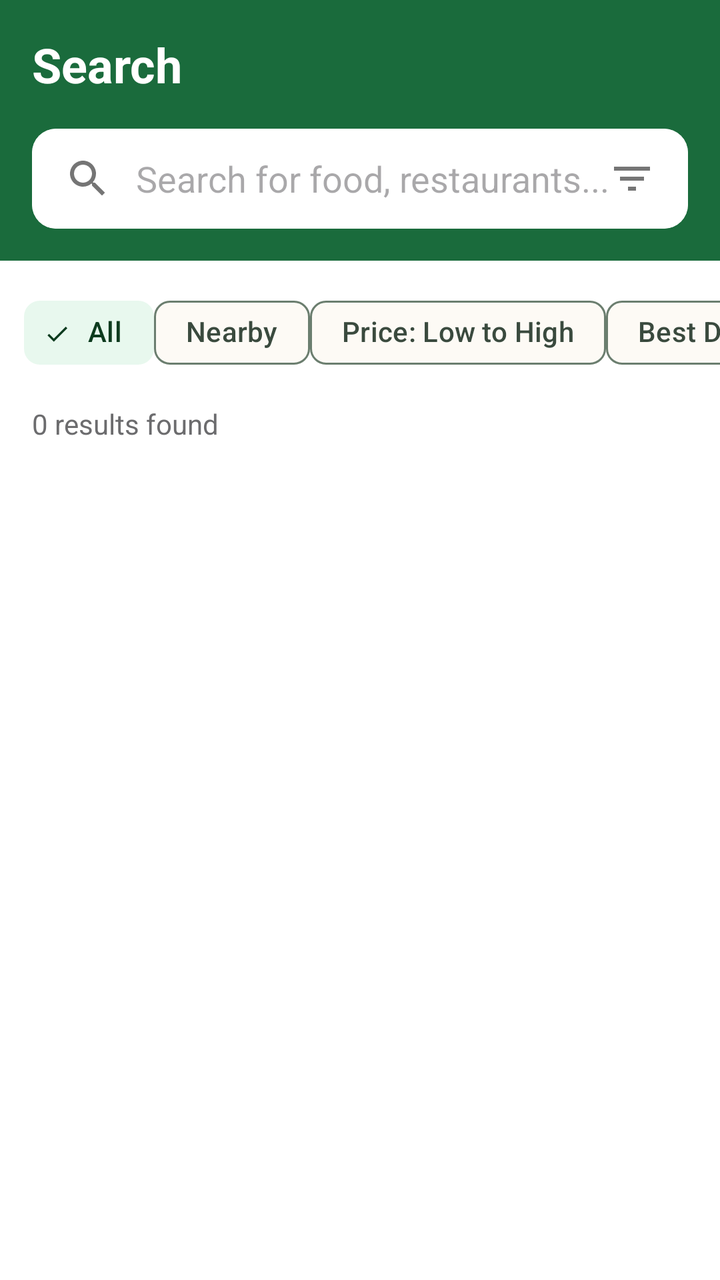
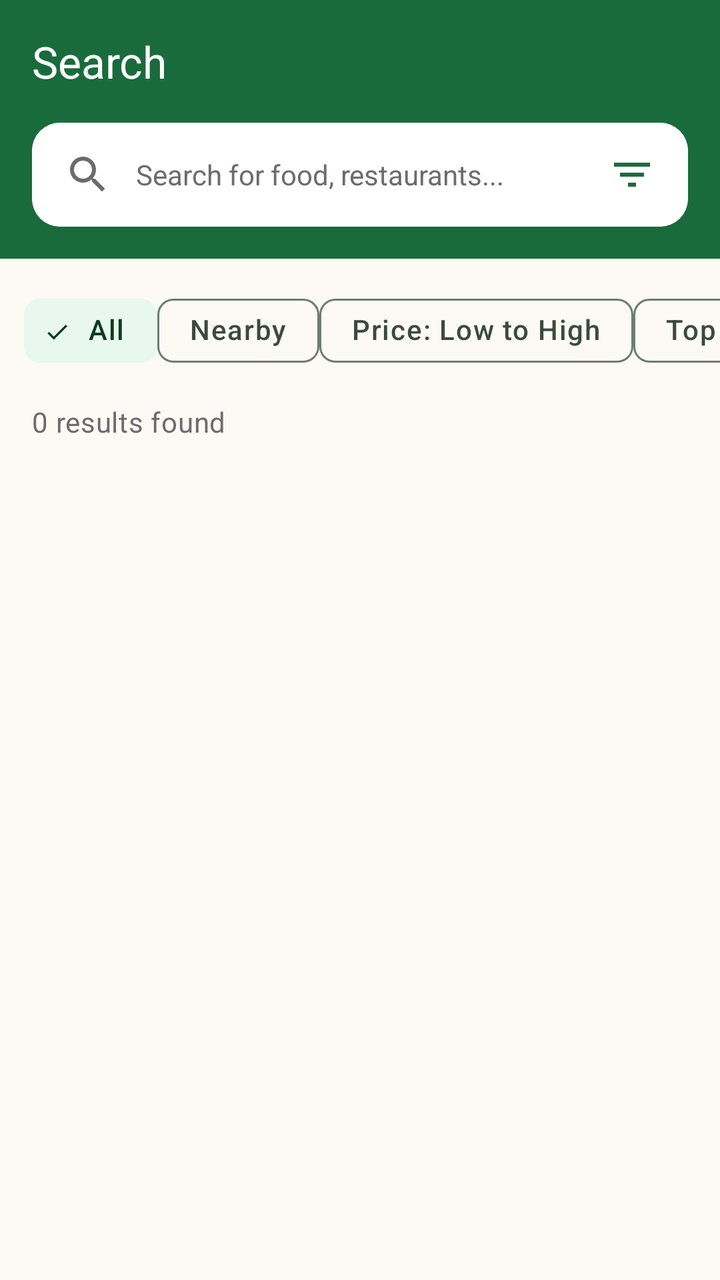

Compare the two renders of this Android layout. The source of the first and the diff that turns it into the second are given below.
<!-- AndroidManifest.xml: application theme Theme.REPLATE -->
<!-- res/layout/fragment_search.xml -->
<?xml version="1.0" encoding="utf-8"?>
<LinearLayout xmlns:android="http://schemas.android.com/apk/res/android"
    xmlns:app="http://schemas.android.com/apk/res-auto"
    android:layout_width="match_parent"
    android:layout_height="match_parent"
    android:background="@color/white"
    android:orientation="vertical">

    
    <LinearLayout
        android:layout_width="match_parent"
        android:layout_height="wrap_content"
        android:background="@color/primary"
        android:orientation="vertical"
        android:padding="16dp">

        <TextView
            android:layout_width="wrap_content"
            android:layout_height="wrap_content"
            android:text="Search"
            android:textColor="@color/white"
            android:textSize="24sp"
            android:textStyle="bold" />

        
        <androidx.cardview.widget.CardView
            android:layout_width="match_parent"
            android:layout_height="wrap_content"
            android:layout_marginTop="16dp"
            app:cardCornerRadius="12dp"
            app:cardElevation="0dp">

            <LinearLayout
                android:layout_width="match_parent"
                android:layout_height="50dp"
                android:background="@color/white"
                android:gravity="center_vertical"
                android:paddingHorizontal="16dp">

                <ImageView
                    android:layout_width="24dp"
                    android:layout_height="24dp"
                    android:src="@drawable/ic_search" />

                <EditText
                    android:id="@+id/etSearch"
                    android:layout_width="0dp"
                    android:layout_height="match_parent"
                    android:layout_weight="1"
                    android:layout_marginStart="12dp"
                    android:background="@android:color/transparent"
                    android:hint="Search for food, restaurants..."
                    android:inputType="text"
                    android:maxLines="1" />

                <ImageView
                    android:id="@+id/ivFilter"
                    android:layout_width="24dp"
                    android:layout_height="24dp"
                    android:src="@drawable/ic_filter" />

            </LinearLayout>

        </androidx.cardview.widget.CardView>

    </LinearLayout>

    
    <HorizontalScrollView
        android:layout_width="match_parent"
        android:layout_height="wrap_content"
        android:scrollbars="none"
        android:paddingVertical="12dp">

        <LinearLayout
            android:id="@+id/filterChipsLayout"
            android:layout_width="wrap_content"
            android:layout_height="wrap_content"
            android:orientation="horizontal"
            android:paddingHorizontal="12dp">

            <com.google.android.material.chip.Chip
                android:id="@+id/chipAll"
                android:layout_width="wrap_content"
                android:layout_height="wrap_content"
                android:text="All"
                android:checked="true"
                style="@style/Widget.Material3.Chip.Filter" />

            <com.google.android.material.chip.Chip
                android:id="@+id/chipNearby"
                android:layout_width="wrap_content"
                android:layout_height="wrap_content"
                android:text="Nearby"
                style="@style/Widget.Material3.Chip.Filter" />

            <com.google.android.material.chip.Chip
                android:id="@+id/chipPriceLow"
                android:layout_width="wrap_content"
                android:layout_height="wrap_content"
                android:text="Price: Low to High"
                style="@style/Widget.Material3.Chip.Filter" />

            <com.google.android.material.chip.Chip
                android:id="@+id/chipDiscount"
                android:layout_width="wrap_content"
                android:layout_height="wrap_content"
                android:text="Best Discount"
                style="@style/Widget.Material3.Chip.Filter" />

        </LinearLayout>

    </HorizontalScrollView>

    
    <TextView
        android:id="@+id/tvResultsCount"
        android:layout_width="wrap_content"
        android:layout_height="wrap_content"
        android:layout_marginHorizontal="16dp"
        android:layout_marginBottom="8dp"
        android:text="0 results found"
        android:textColor="@color/text_secondary"
        android:textSize="14sp" />

    
    <androidx.recyclerview.widget.RecyclerView
        android:id="@+id/rvSearchResults"
        android:layout_width="match_parent"
        android:layout_height="0dp"
        android:layout_weight="1"
        android:clipToPadding="false"
        android:padding="8dp" />

    
    <LinearLayout
        android:id="@+id/emptyState"
        android:layout_width="match_parent"
        android:layout_height="0dp"
        android:layout_weight="1"
        android:gravity="center"
        android:orientation="vertical"
        android:visibility="gone">

        <ImageView
            android:layout_width="120dp"
            android:layout_height="120dp"
            android:src="@drawable/ic_search_empty" />

        <TextView
            android:layout_width="wrap_content"
            android:layout_height="wrap_content"
            android:layout_marginTop="16dp"
            android:text="Start searching for food deals"
            android:textColor="@color/text_secondary"
            android:textSize="16sp" />

    </LinearLayout>

    
    <ProgressBar
        android:id="@+id/progressBar"
        android:layout_width="wrap_content"
        android:layout_height="wrap_content"
        android:layout_gravity="center"
        android:visibility="gone" />

</LinearLayout>
<!-- resources referenced by this layout -->
<resources>
  <style name="Theme.REPLATE" parent="Theme.Material3.Light.NoActionBar">
          
          <item name="colorPrimary">@color/md_theme_primary</item>
          <item name="colorOnPrimary">@color/md_theme_onPrimary</item>
          <item name="colorPrimaryContainer">@color/md_theme_primaryContainer</item>
          <item name="colorOnPrimaryContainer">@color/md_theme_onPrimaryContainer</item>
  
          
          <item name="colorSecondary">@color/md_theme_secondary</item>
          <item name="colorOnSecondary">@color/md_theme_onSecondary</item>
          <item name="colorSecondaryContainer">@color/md_theme_secondaryContainer</item>
          <item name="colorOnSecondaryContainer">@color/md_theme_onSecondaryContainer</item>
  
          
          <item name="colorTertiary">@color/md_theme_tertiary</item>
          <item name="colorOnTertiary">@color/md_theme_onTertiary</item>
          <item name="colorTertiaryContainer">@color/md_theme_tertiaryContainer</item>
          <item name="colorOnTertiaryContainer">@color/md_theme_onTertiaryContainer</item>
  
          
          <item name="colorError">@color/md_theme_error</item>
          <item name="colorOnError">@color/md_theme_onError</item>
          <item name="colorErrorContainer">@color/md_theme_errorContainer</item>
          <item name="colorOnErrorContainer">@color/md_theme_onErrorContainer</item>
  
          
          <item name="android:colorBackground">@color/md_theme_background</item>
          <item name="colorOnBackground">@color/md_theme_onBackground</item>
          <item name="colorSurface">@color/md_theme_surface</item>
          <item name="colorOnSurface">@color/md_theme_onSurface</item>
          <item name="colorSurfaceVariant">@color/md_theme_surfaceVariant</item>
          <item name="colorOnSurfaceVariant">@color/md_theme_onSurfaceVariant</item>
  
          
          <item name="colorOutline">@color/md_theme_outline</item>
          <item name="colorOutlineVariant">@color/md_theme_outlineVariant</item>
  
          
          <item name="colorSurfaceInverse">@color/md_theme_inverseSurface</item>
          <item name="colorOnSurfaceInverse">@color/md_theme_inverseOnSurface</item>
          <item name="colorPrimaryInverse">@color/md_theme_inversePrimary</item>
  
          
          <item name="colorSurfaceContainerLowest">@color/md_theme_surfaceContainerLowest</item>
          <item name="colorSurfaceContainerLow">@color/md_theme_surfaceContainerLow</item>
          <item name="colorSurfaceContainer">@color/md_theme_surfaceContainer</item>
          <item name="colorSurfaceContainerHigh">@color/md_theme_surfaceContainerHigh</item>
          <item name="colorSurfaceContainerHighest">@color/md_theme_surfaceContainerHighest</item>
  
          
          <item name="android:statusBarColor">@color/status_bar</item>
          <item name="android:navigationBarColor">@color/md_theme_surface</item>
  
          
          <item name="android:windowBackground">@color/md_theme_background</item>
      </style>
  <!-- unchanged entries left out for length: 39 -->
</resources>

<!-- the commit's change to res/layout/fragment_search.xml (unified diff, before → after) -->
@@ -3,7 +3,7 @@
     xmlns:app="http://schemas.android.com/apk/res-auto"
     android:layout_width="match_parent"
     android:layout_height="match_parent"
-    android:background="@color/white"
+    android:background="@color/background_cream"
     android:orientation="vertical">
 
     
@@ -12,27 +12,26 @@
         android:layout_height="wrap_content"
         android:background="@color/primary"
         android:orientation="vertical"
-        android:padding="16dp">
+        android:padding="@dimen/space_2">
 
         <TextView
             android:layout_width="wrap_content"
             android:layout_height="wrap_content"
             android:text="Search"
-            android:textColor="@color/white"
-            android:textSize="24sp"
-            android:textStyle="bold" />
+            android:textAppearance="@style/TextAppearance.REPLATE.Headline"
+            android:textColor="@color/white" />
 
         
         <androidx.cardview.widget.CardView
             android:layout_width="match_parent"
             android:layout_height="wrap_content"
-            android:layout_marginTop="16dp"
-            app:cardCornerRadius="12dp"
+            android:layout_marginTop="@dimen/space_2"
+            app:cardCornerRadius="@dimen/radius_md"
             app:cardElevation="0dp">
 
             <LinearLayout
                 android:layout_width="match_parent"
-                android:layout_height="50dp"
+                android:layout_height="52dp"
                 android:background="@color/white"
                 android:gravity="center_vertical"
                 android:paddingHorizontal="16dp">
@@ -40,7 +39,8 @@
                 <ImageView
                     android:layout_width="24dp"
                     android:layout_height="24dp"
-                    android:src="@drawable/ic_search" />
+                    android:src="@drawable/ic_search"
+                    app:tint="@color/text_secondary" />
 
                 <EditText
                     android:id="@+id/etSearch"
@@ -51,13 +51,17 @@
                     android:background="@android:color/transparent"
                     android:hint="Search for food, restaurants..."
                     android:inputType="text"
-                    android:maxLines="1" />
+                    android:maxLines="1"
+                    android:textColor="@color/text_primary"
+                    android:textColorHint="@color/text_secondary"
+                    android:textSize="@dimen/text_sm" />
 
                 <ImageView
                     android:id="@+id/ivFilter"
                     android:layout_width="24dp"
                     android:layout_height="24dp"
-                    android:src="@drawable/ic_filter" />
+                    android:src="@drawable/ic_filter"
+                    app:tint="@color/green_primary" />
 
             </LinearLayout>
 
@@ -102,6 +106,20 @@
                 style="@style/Widget.Material3.Chip.Filter" />
 
             <com.google.android.material.chip.Chip
+                android:id="@+id/chipRating"
+                android:layout_width="wrap_content"
+                android:layout_height="wrap_content"
+                android:text="Top Rated"
+                style="@style/Widget.Material3.Chip.Filter" />
+
+            <com.google.android.material.chip.Chip
+                android:id="@+id/chipCategory"
+                android:layout_width="wrap_content"
+                android:layout_height="wrap_content"
+                android:text="Category"
+                style="@style/Widget.Material3.Chip.Filter" />
+
+            <com.google.android.material.chip.Chip
                 android:id="@+id/chipDiscount"
                 android:layout_width="wrap_content"
                 android:layout_height="wrap_content"
@@ -120,8 +138,7 @@
         android:layout_marginHorizontal="16dp"
         android:layout_marginBottom="8dp"
         android:text="0 results found"
-        android:textColor="@color/text_secondary"
-        android:textSize="14sp" />
+        android:textAppearance="@style/TextAppearance.REPLATE.Body" />
 
     
     <androidx.recyclerview.widget.RecyclerView
@@ -152,8 +169,8 @@
             android:layout_height="wrap_content"
             android:layout_marginTop="16dp"
             android:text="Start searching for food deals"
-            android:textColor="@color/text_secondary"
-            android:textSize="16sp" />
+            android:textAppearance="@style/TextAppearance.REPLATE.Subheading"
+            android:textColor="@color/text_primary" />
 
     </LinearLayout>
 
<!-- resource entries referenced after the edit -->
@@ -1,5 +1,26 @@
 <!-- resources referenced by this layout -->
 <resources>
+  <color name="background_cream">#FDFAF5</color>
+  <color name="green_primary">#1A6B3C</color>
+  <color name="text_primary">#1C1C1E</color>
+  <dimen name="radius_md">14dp</dimen>
+  <dimen name="space_2">16dp</dimen>
+  <dimen name="text_sm">14sp</dimen>
+  <style name="TextAppearance.REPLATE.Body" parent="TextAppearance.Material3.BodyMedium">
+          <item name="android:fontFamily">sans-serif</item>
+          <item name="android:textSize">@dimen/text_sm</item>
+          <item name="android:textColor">@color/text_secondary</item>
+      </style>
+  <style name="TextAppearance.REPLATE.Headline" parent="TextAppearance.Material3.TitleLarge">
+          <item name="android:fontFamily">sans-serif-black</item>
+          <item name="android:textSize">@dimen/text_xl</item>
+          <item name="android:textColor">@color/text_primary</item>
+      </style>
+  <style name="TextAppearance.REPLATE.Subheading" parent="TextAppearance.Material3.TitleMedium">
+          <item name="android:fontFamily">sans-serif-medium</item>
+          <item name="android:textSize">@dimen/text_lg</item>
+          <item name="android:textColor">@color/text_primary</item>
+      </style>
   <style name="Theme.REPLATE" parent="Theme.Material3.Light.NoActionBar">
           
           <item name="colorPrimary">@color/md_theme_primary</item>
@@ -55,7 +76,53 @@
   
           
           <item name="android:windowBackground">@color/md_theme_background</item>
+  
+          
+          <item name="android:fontFamily">sans-serif</item>
+          <item name="textAppearanceTitleLarge">@style/TextAppearance.REPLATE.Headline</item>
+          <item name="textAppearanceTitleMedium">@style/TextAppearance.REPLATE.Subheading</item>
+          <item name="textAppearanceBodyMedium">@style/TextAppearance.REPLATE.Body</item>
+          <item name="textAppearanceLabelLarge">@style/TextAppearance.REPLATE.Label</item>
+  
+          
+          <item name="materialCardViewStyle">@style/Widget.REPLATE.Card</item>
+          <item name="materialButtonStyle">@style/Widget.REPLATE.Button.Primary</item>
+          <item name="textInputStyle">@style/Widget.REPLATE.TextInputLayout</item>
       </style>
+  <dimen name="text_xl">22sp</dimen>
+  <dimen name="text_lg">18sp</dimen>
+  <style name="TextAppearance.REPLATE.Label" parent="TextAppearance.Material3.LabelMedium">
+          <item name="android:fontFamily">sans-serif-medium</item>
+          <item name="android:textSize">@dimen/text_sm</item>
+          <item name="android:textColor">@color/text_primary</item>
+      </style>
+  <style name="Widget.REPLATE.Card" parent="Widget.Material3.CardView.Elevated">
+          <item name="cardCornerRadius">@dimen/radius_md</item>
+          <item name="cardElevation">@dimen/elevation_card</item>
+          <item name="cardBackgroundColor">@color/surface_white</item>
+      </style>
+  <style name="Widget.REPLATE.Button.Primary" parent="Widget.Material3.Button">
+          <item name="android:minHeight">@dimen/button_height</item>
+          <item name="cornerRadius">@dimen/radius_md</item>
+          <item name="android:fontFamily">sans-serif-medium</item>
+          <item name="android:textAllCaps">false</item>
+          <item name="android:textSize">@dimen/text_md</item>
+          <item name="android:textColor">@color/white</item>
+          <item name="backgroundTint">@color/green_primary</item>
+      </style>
+  <style name="Widget.REPLATE.TextInputLayout" parent="Widget.Material3.TextInputLayout.OutlinedBox">
+          <item name="boxCornerRadiusTopStart">@dimen/radius_sm</item>
+          <item name="boxCornerRadiusTopEnd">@dimen/radius_sm</item>
+          <item name="boxCornerRadiusBottomStart">@dimen/radius_sm</item>
+          <item name="boxCornerRadiusBottomEnd">@dimen/radius_sm</item>
+          <item name="boxStrokeColor">@color/green_primary</item>
+          <item name="hintTextColor">@color/text_secondary</item>
+      </style>
+  <dimen name="elevation_card">3dp</dimen>
+  <color name="surface_white">#FFFFFF</color>
+  <dimen name="button_height">52dp</dimen>
+  <dimen name="text_md">16sp</dimen>
+  <dimen name="radius_sm">10dp</dimen>
   <!-- unchanged entries left out for length: 39 -->
 </resources>
 
